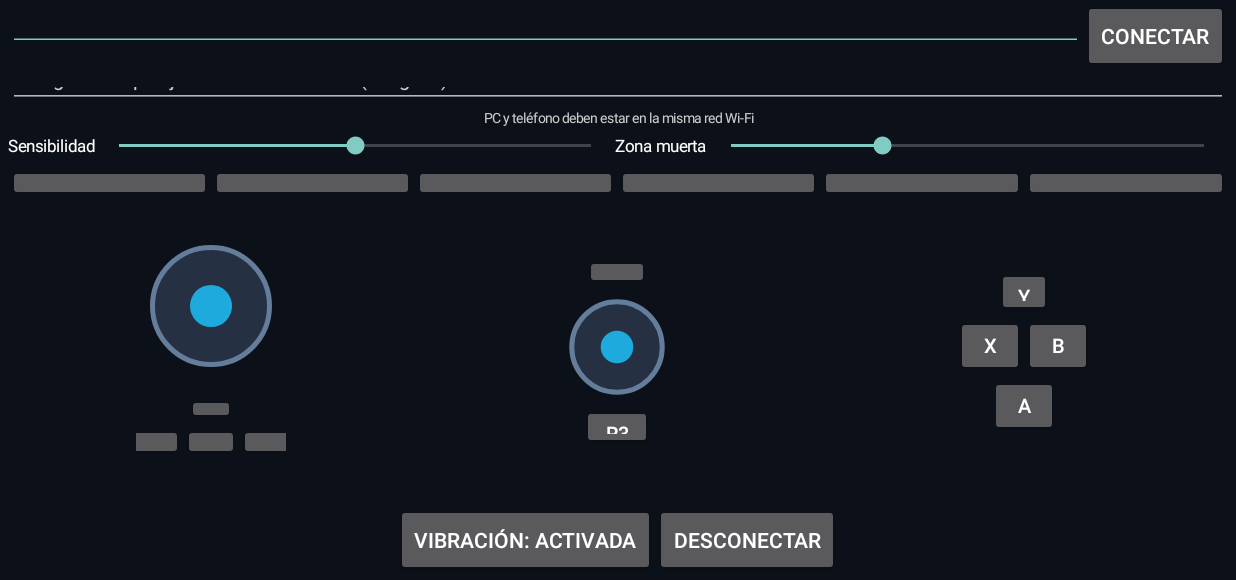
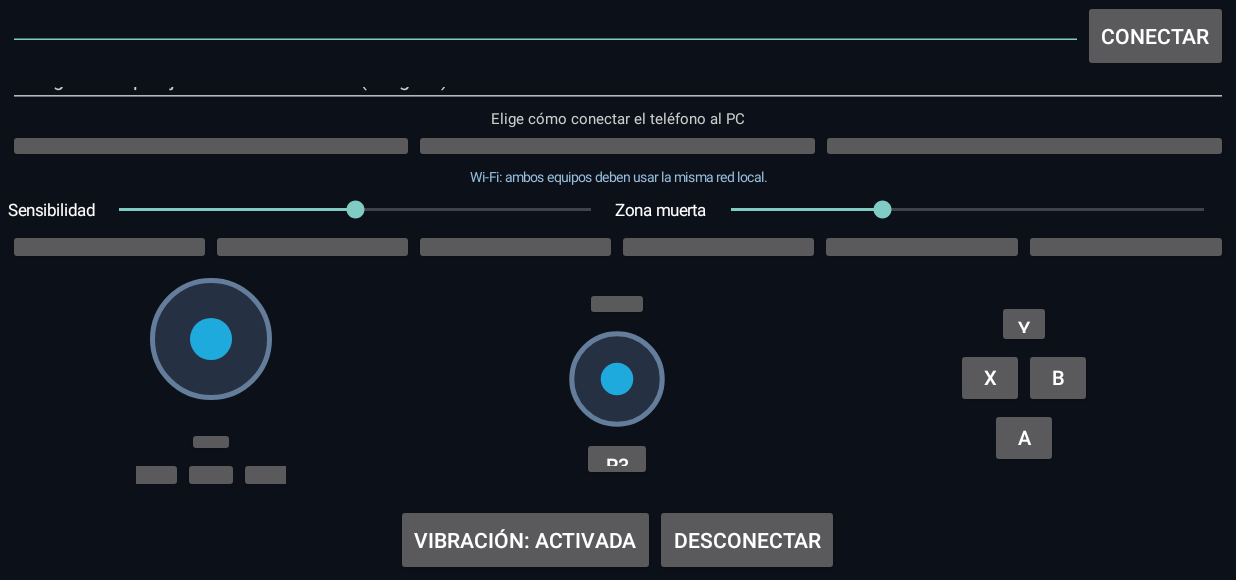
Before and after one commit to pruebadejoseholaaas-coder/Nexora-Gamepad-, an Android app: the screen it shows after launch (MainActivity), on a phone screen of 824 x 412 dp (held sideways), the part 38-618 px from its top. Run offline under Robolectric (Android 15) with nearby library versions, the phone set to English and light mode, and no system bars.

Commit message:
Add Wi-Fi USB and Bluetooth connection mode selector

```diff
--- a/android/app/src/main/java/com/nexora/gamepad/MainActivity.kt
+++ b/android/app/src/main/java/com/nexora/gamepad/MainActivity.kt
@@ -48,6 +48,8 @@ class MainActivity : Activity() {
     private var haptics = true
     private var stickSensitivity = 1.0f
     private var stickDeadzone = 0.08f
+    private var transport = "WIFI"
+    private lateinit var transportHelp: TextView
 
     override fun onCreate(savedInstanceState: Bundle?) {
         super.onCreate(savedInstanceState)
@@ -57,6 +59,7 @@ class MainActivity : Activity() {
         haptics = preferences.getBoolean("haptics", true)
         stickSensitivity = preferences.getFloat("stick_sensitivity", 1.0f)
         stickDeadzone = preferences.getFloat("stick_deadzone", 0.08f)
+        transport = preferences.getString("transport", "WIFI") ?: "WIFI"
         buildInterface()
     }
 
@@ -81,7 +84,24 @@ class MainActivity : Activity() {
             setHintTextColor(Color.LTGRAY)
         }
         root.addView(codeField, LinearLayout.LayoutParams(-1, 36))
-        root.addView(TextView(this).apply { text = "PC y teléfono deben estar en la misma red Wi-Fi"; textSize = 9f; setTextColor(Color.LTGRAY); gravity = Gravity.CENTER })
+        root.addView(TextView(this).apply { text = "Elige cómo conectar el teléfono al PC"; textSize = 10f; setTextColor(Color.LTGRAY); gravity = Gravity.CENTER })
+        val transportRow = LinearLayout(this).apply { gravity = Gravity.CENTER }
+        val transportOptions = listOf("WIFI" to "WI-FI", "USB" to "USB", "BLUETOOTH" to "BLUETOOTH")
+        transportOptions.forEach { (key, label) ->
+            transportRow.addView(Button(this).apply {
+                text = label
+                textSize = 10f
+                setOnClickListener {
+                    transport = key
+                    getSharedPreferences("nexora_settings", MODE_PRIVATE).edit().putString("transport", transport).apply()
+                    updateTransportHelp()
+                }
+            }, LinearLayout.LayoutParams(0, 34, 1f))
+        }
+        root.addView(transportRow)
+        transportHelp = TextView(this).apply { textSize = 9f; setTextColor(Color.rgb(150,190,220)); gravity = Gravity.CENTER }
+        root.addView(transportHelp, LinearLayout.LayoutParams(-1, 28))
+        updateTransportHelp()
 
         val tuning = LinearLayout(this).apply { orientation = LinearLayout.HORIZONTAL; gravity = Gravity.CENTER_VERTICAL }
         val sensitivityLabel = TextView(this).apply { text = "Sensibilidad"; textSize = 11f; setTextColor(Color.WHITE) }
@@ -150,6 +170,14 @@ class MainActivity : Activity() {
         setContentView(root)
     }
 
+    private fun updateTransportHelp() {
+        if (!::transportHelp.isInitialized) return
+        transportHelp.text = when (transport) {
+            "USB" -> "USB: conecta el cable y activa Anclaje USB en Android."
+            "BLUETOOTH" -> "Bluetooth: empareja el PC y activa Anclaje Bluetooth."
+            else -> "Wi-Fi: ambos equipos deben usar la misma red local."
+        }
+    }
     private fun dpad(): View {
         val box = LinearLayout(this).apply { orientation = LinearLayout.VERTICAL; gravity = Gravity.CENTER }
         box.addView(controlButton("↑","UP"), LinearLayout.LayoutParams(48,30))
```
